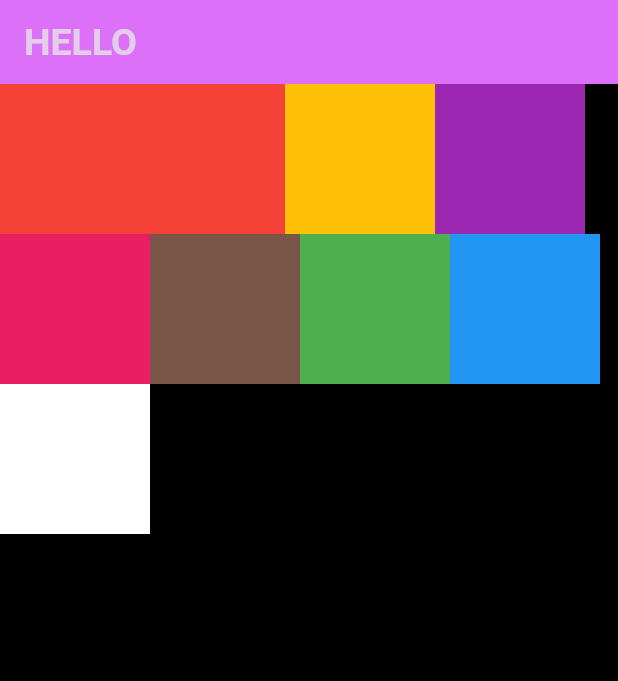
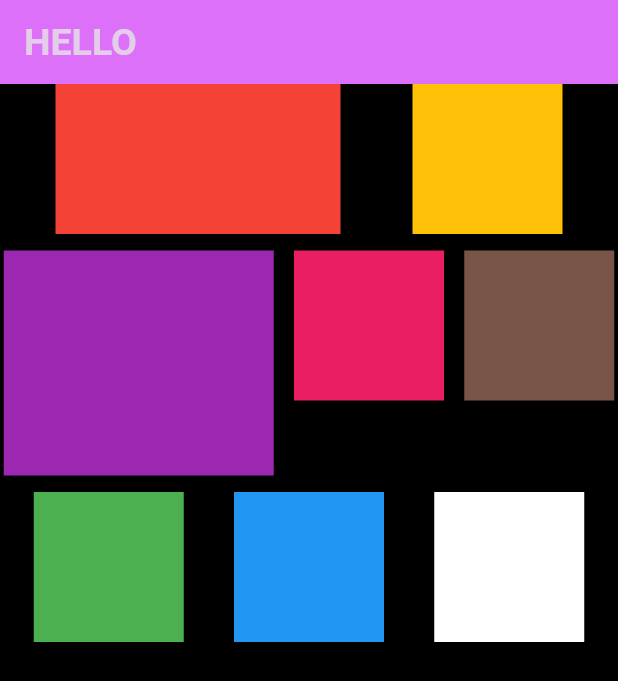
Before and after one commit to GauriRocksies/LearnFlutter-, a Flutter app: the screen it shows after launch, on a phone screen of 412 x 824 dp. Shown: the top 681 px of the screen. Run offline on Flutter 3.47's test engine with Material 3 defaults, Android fonts, the light colour scheme and no system bars; project files that could hold a hidden picture were left out.

Commit message:
Having fun, yayy

```diff
--- a/git_flutter/lib/avatar/Wrap.dart
+++ b/git_flutter/lib/avatar/Wrap.dart
@@ -15,7 +15,15 @@ class WrapWidget extends StatelessWidget {
       Colors.blue,
       Colors.white,
     ];
-    return Wrap(
+    return Container(
+      width: double.infinity,
+      child: Wrap(
+        direction: Axis.horizontal,
+        spacing: 11,
+        runSpacing: 11,
+        //alignment: WrapAlignment.center,
+        //alignment: WrapAlignment.spaceAround,
+        alignment: WrapAlignment.spaceEvenly,
         children: [
           Container(
             height: 100,
@@ -28,8 +36,8 @@ class WrapWidget extends StatelessWidget {
             color: arrColor[1],
           ),
           Container(
-          height: 100,
-          width: 100,
+            height: 150,
+            width: 180,
             color: arrColor[2],
           ),
           Container(
@@ -58,6 +66,7 @@ class WrapWidget extends StatelessWidget {
             color: arrColor[7],
           ),
         ],
+      ),
     );
   }
 }
```
Also changed, not shown: git_flutter/lib/avatar/gridDemo.dart (+33 -66 lines). Lines whose indentation alone changed are shown as unchanged.
